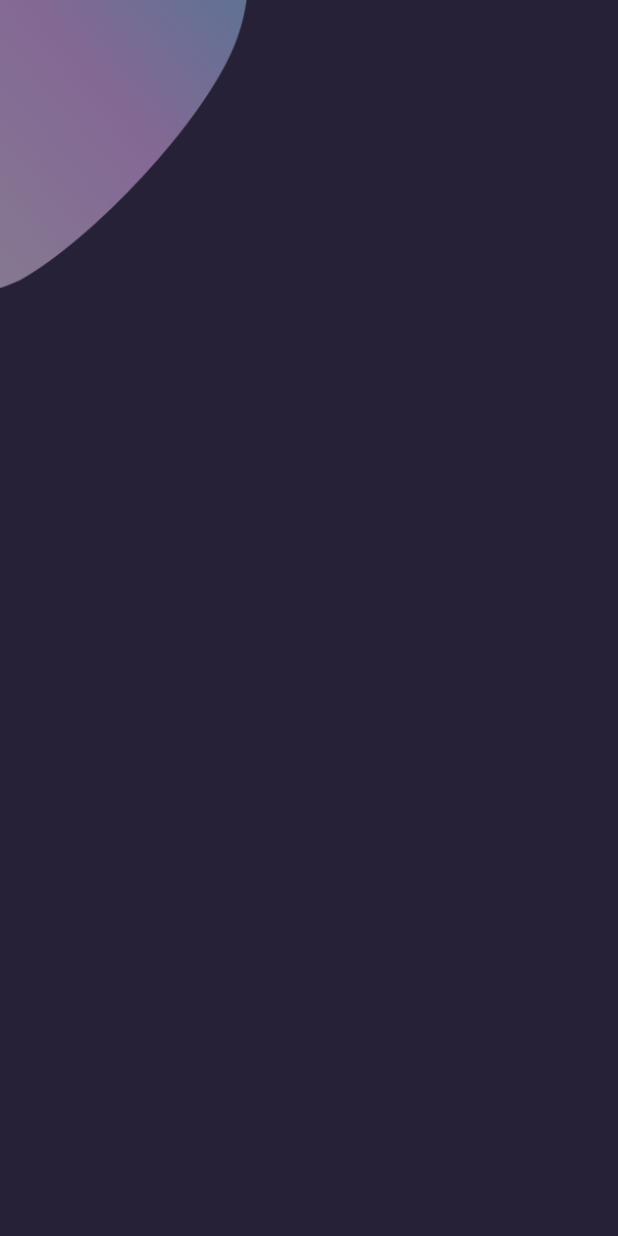
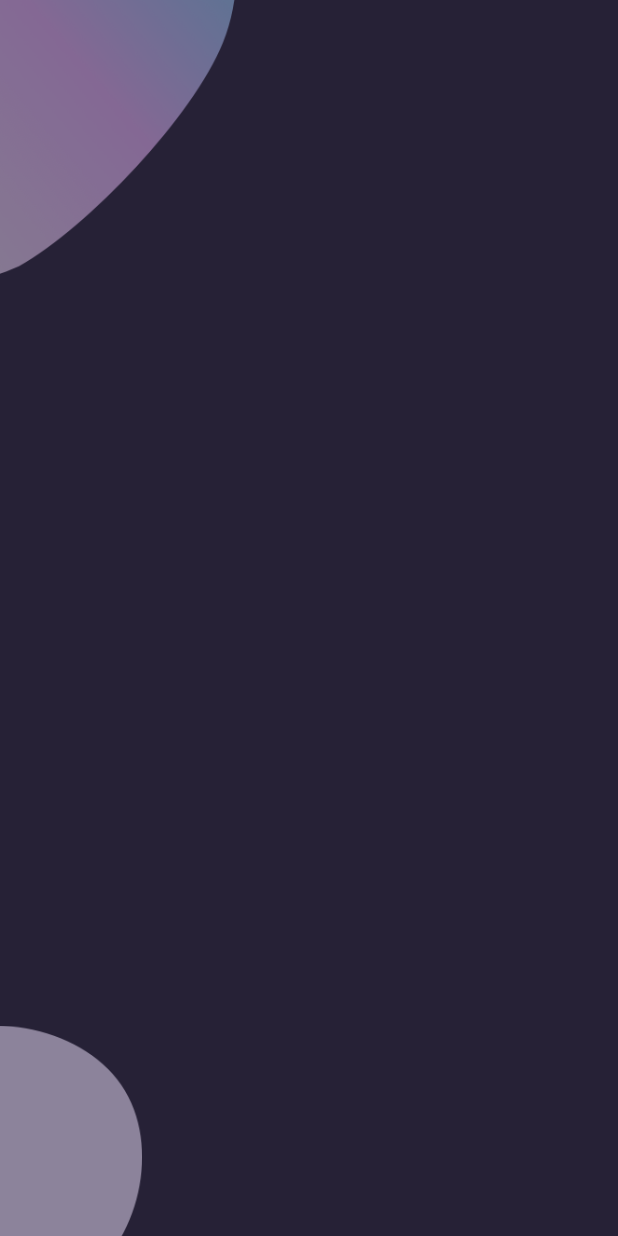
Before and after one commit to hmartiins/Git-Book, a Flutter app: the screen it shows after launch, on a phone screen of 412 x 824 dp. Run offline on Flutter 3.47's test engine with Material 2 defaults, Android fonts, the phone set to English and light mode, and no system bars.

Commit message:
style(mobile): placing a wave at the bottom of the login screen

```diff
--- a/mobile/lib/pages/Welcome/components/body.dart
+++ b/mobile/lib/pages/Welcome/components/body.dart
@@ -15,8 +15,16 @@ class Body extends StatelessWidget {
             left: 0,
             child: Image.asset(
               "assets/img/main_top.png",
-              width: size.width * 0.4,
+              width: size.width * 0.38,
             )
+          ),
+          Positioned(
+            bottom: 0,
+            left: 0,
+            child: Image.asset(
+              "assets/img/main_bottom.png",
+              width: size.width * 0.23,
+            ),
           )
         ],
       ),
```
